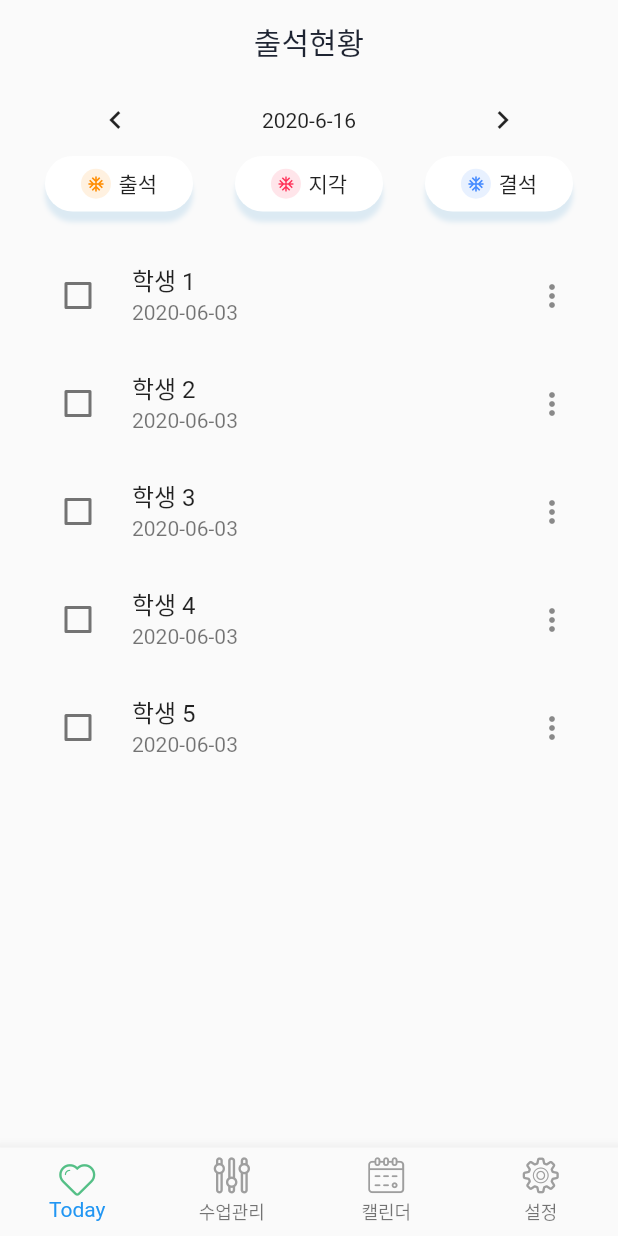
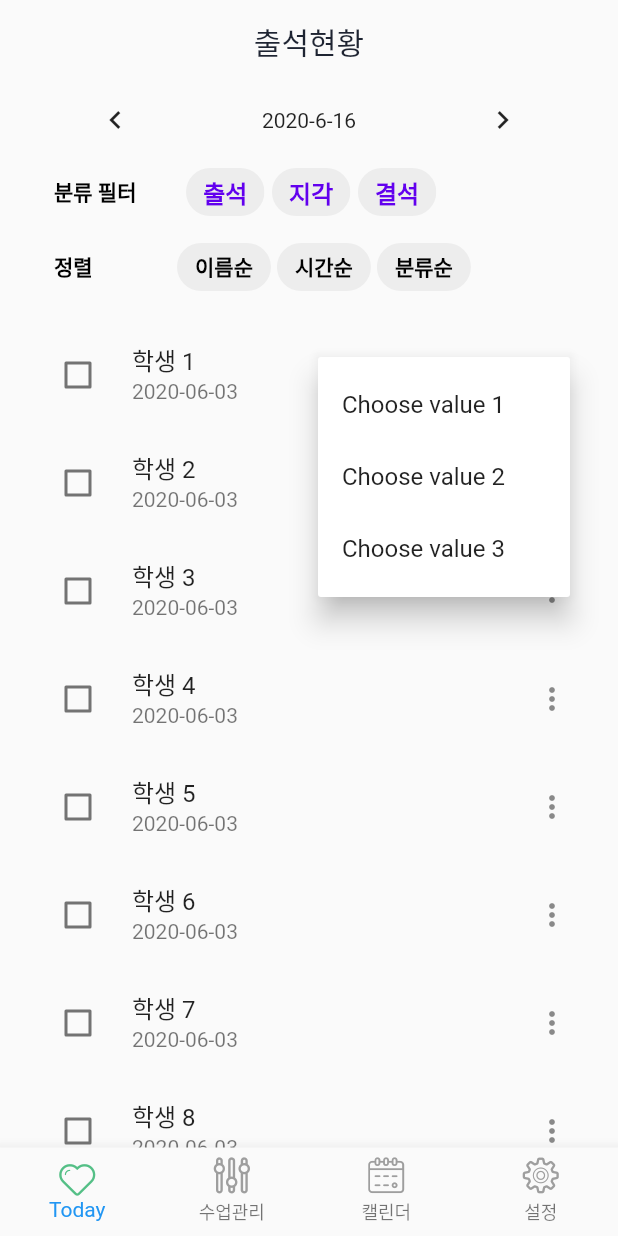
Before and after one commit to zipnyom/semble, a Flutter app: the screen it shows once a user with an empty profile is signed in, after a tap on the "more vert" icon, on a phone screen of 412 x 824 dp. Run offline on Flutter 3.47's test engine with Material 2 defaults, Android fonts, the phone set to English and light mode, and no system bars; our stand-ins replace cloud_firestore, firebase_auth, fl_chart, flutter_speed_dial, flutter_svg, shared_preferences and 1 more; missing offline and left inert: flutter_beacon, nfc_in_flutter; accounts and stored records are empty; generated files the repository leaves out were written again.

Commit message:
Today 화면 chips 적용

```diff
--- a/lib/screens/main/home/att_detail.dart
+++ b/lib/screens/main/home/att_detail.dart
@@ -4,6 +4,8 @@ import 'package:schuul/constants.dart';
 import 'package:schuul/data/enums/attend_type.dart';
 import 'package:schuul/data/page_provider.dart';
 import 'package:schuul/screens/main/home/model/attendance.dart';
+import 'package:schuul/screens/main/widgets/choicecip.dart';
+import 'package:schuul/screens/main/widgets/filterchip.dart';
 import 'package:schuul/screens/main/widgets/sub_tab_item.dart';
 import 'package:schuul/widgets/widget.dart';
 
@@ -20,7 +22,7 @@ class _AttDetailPageState extends State<AttDetailPage> {
   var _tapPosition;
   void packSampleAttendance() {
     list = List<Attendance>();
-    for (int i = 1; i <= 5; i++) {
+    for (int i = 1; i <= 20; i++) {
       String num = i.toString();
       list.add(new Attendance("강의 " + num, "학생 " + num, "2020-06-03",
           "테스트출석" + num + "의 설명", "컨퍼머" + num, "방법" + (i + 5).toString()));
@@ -49,6 +51,7 @@ class _AttDetailPageState extends State<AttDetailPage> {
           appBar: customAppBar("출석현황", true),
           body: Padding(
             padding: const EdgeInsets.symmetric(horizontal: 16.0),
+            child: SingleChildScrollView(
               child: Column(
                 children: [
                   Row(
@@ -64,22 +67,15 @@ class _AttDetailPageState extends State<AttDetailPage> {
                           onPressed: () {},
                         ),
                       ]),
-                Row(
-                  mainAxisAlignment: MainAxisAlignment.spaceAround,
-                  children: [
-                    SubTabItem(
-                        iconColor: kAttendColor, title: AttendType.attend.name),
-                    SubTabItem(
-                        iconColor: kTardyColor, title: AttendType.tardy.name),
-                    SubTabItem(
-                        iconColor: kCutColor, title: AttendType.cut.name),
-                  ],
-                ),
+                  // CustomChip(),
+                  CategoryChips(),
+                  SortChips(),
                   SizedBox(
-                  height: 20,
+                    height: 10,
                   ),
                   ListView.builder(
                       shrinkWrap: true,
+                      physics: ClampingScrollPhysics(),
                       itemCount: list.length,
                       itemBuilder: (_, index) {
                         return CheckboxListTile(
@@ -95,17 +91,27 @@ class _AttDetailPageState extends State<AttDetailPage> {
                               print(list[index].checked);
                             },
                             checkColor: Colors.white,
-                        secondary:
-                        // PopupMenuButton()
-                        Material(
-                            child: InkWell(
-                                onTapDown: (details) {
-                                  print("test2");
-                                },
-                                child: Icon(Icons.more_vert))),
-                      );
+                            secondary: PopupMenuButton(
+                              child: Icon(Icons.more_vert),
+                              itemBuilder: (BuildContext context) =>
+                                  <PopupMenuEntry<String>>[
+                                const PopupMenuItem<String>(
+                                  value: 'Value1',
+                                  child: Text('Choose value 1'),
+                                ),
+                                const PopupMenuItem<String>(
+                                  value: 'Value2',
+                                  child: Text('Choose value 2'),
+                                ),
+                                const PopupMenuItem<String>(
+                                  value: 'Value3',
+                                  child: Text('Choose value 3'),
+                                ),
+                              ],
+                            ));
                       })
                 ],
+              ),
             ),
           ),
         ));
@@ -142,3 +148,104 @@ class _AttDetailPageState extends State<AttDetailPage> {
     );
   }
 }
+
+class SortChips extends StatelessWidget {
+  const SortChips({
+    Key key,
+  }) : super(key: key);
+
+  @override
+  Widget build(BuildContext context) {
+    return Row(
+      crossAxisAlignment: CrossAxisAlignment.center,
+      children: [
+        TitleContainer(myTitle: "정렬"),
+        Container(
+            child: Wrap(
+          spacing: 5.0,
+          runSpacing: 5.0,
+          children: <Widget>[
+            ChoiceChipWidget([
+              "이름순",
+              "시간순",
+              "분류순",
+            ]),
+          ],
+        )),
+      ],
+    );
+  }
+}
+
+class CategoryChips extends StatelessWidget {
+  const CategoryChips({
+    Key key,
+  }) : super(key: key);
+
+  @override
+  Widget build(BuildContext context) {
+    return Row(
+      crossAxisAlignment: CrossAxisAlignment.center,
+      children: [
+        TitleContainer(myTitle: "분류 필터"),
+        Flexible(
+          child: Padding(
+            padding: const EdgeInsets.only(left: 8.0),
+            child: Wrap(
+              spacing: 5.0,
+              runSpacing: 3.0,
+              children: <Widget>[
+                FilterChipWidget(chipName: '출석'),
+                FilterChipWidget(chipName: '지각'),
+                FilterChipWidget(chipName: '결석'),
+              ],
+            ),
+          ),
+        ),
+      ],
+    );
+  }
+}
+
+class TitleContainer extends StatelessWidget {
+  const TitleContainer({
+    Key key,
+    @required this.myTitle,
+  }) : super(key: key);
+
+  final String myTitle;
+
+  @override
+  Widget build(BuildContext context) {
+    return SizedBox(
+      width: 100,
+      child: Padding(
+        padding: const EdgeInsets.only(left: 20),
+        child: Text(
+          myTitle,
+          textAlign: TextAlign.left,
+          style: TextStyle(
+              color: Colors.black, fontSize: 14.0, fontWeight: FontWeight.bold),
+        ),
+      ),
+    );
+  }
+}
+
+class CustomChip extends StatelessWidget {
+  const CustomChip({
+    Key key,
+  }) : super(key: key);
+
+  @override
+  Widget build(BuildContext context) {
+    return Row(
+      mainAxisAlignment: MainAxisAlignment.spaceAround,
+      children: [
+        SubTabItem(iconColor: kAttendColor, title: AttendType.attend.name),
+        SubTabItem(iconColor: kTardyColor, title: AttendType.tardy.name),
+        SubTabItem(iconColor: kCutColor, title: AttendType.cut.name),
+      ],
+    );
+  }
+}
--- /dev/null
+++ b/lib/screens/main/widgets/choicecip.dart
@@ -0,0 +1,46 @@
+
+import 'package:flutter/material.dart';
+class ChoiceChipWidget extends StatefulWidget {
+  final List<String> reportList;
+
+  ChoiceChipWidget(this.reportList);
+
+  @override
+  _ChoiceChipWidgetState createState() => new _ChoiceChipWidgetState();
+}
+class _ChoiceChipWidgetState extends State<ChoiceChipWidget> {
+  String selectedChoice = "";
+
+  _buildChoiceList() {
+    List<Widget> choices = List();
+    widget.reportList.forEach((item) {
+      choices.add(Container(
+        padding: const EdgeInsets.all(2.0),
+        child: ChoiceChip(
+          label: Text(item),
+          labelStyle: TextStyle(
+              color: Colors.black, fontSize: 14.0, fontWeight: FontWeight.bold),
+          shape: RoundedRectangleBorder(
+            borderRadius: BorderRadius.circular(30.0),
+          ),
+          backgroundColor: Color(0xffededed),
+          selectedColor: Color(0xffffc107),
+          selected: selectedChoice == item,
+          onSelected: (selected) {
+            setState(() {
+              selectedChoice = item;
+            });
+          },
+        ),
+      ));
+    });
+    return choices;
+  }
+
+  @override
+  Widget build(BuildContext context) {
+    return Wrap(
+      children: _buildChoiceList(),
+    );
+  }
+}
--- /dev/null
+++ b/lib/screens/main/widgets/filterchip.dart
@@ -0,0 +1,32 @@
+import 'package:flutter/material.dart';
+
+class FilterChipWidget extends StatefulWidget {
+  final String chipName;
+
+  FilterChipWidget({Key key, this.chipName}) : super(key: key);
+
+  @override
+  _FilterChipWidgetState createState() => _FilterChipWidgetState();
+}
+
+class _FilterChipWidgetState extends State<FilterChipWidget> {
+  var _isSelected = false;
+
+  @override
+  Widget build(BuildContext context) {
+    return FilterChip(
+      label: Text(widget.chipName),
+      labelStyle: TextStyle(color: Color(0xff6200ee),fontSize: 16.0,fontWeight: FontWeight.bold),
+      selected: _isSelected,
+      shape:RoundedRectangleBorder(
+        borderRadius: BorderRadius.circular(
+            30.0),),
+      backgroundColor: Color(0xffededed),
+      onSelected: (isSelected) {
+        setState(() {
+          _isSelected = isSelected;
+        });
+      },
+      selectedColor: Color(0xffeadffd),);
+  }
+}
```
Lines whose indentation alone changed are shown as unchanged.
